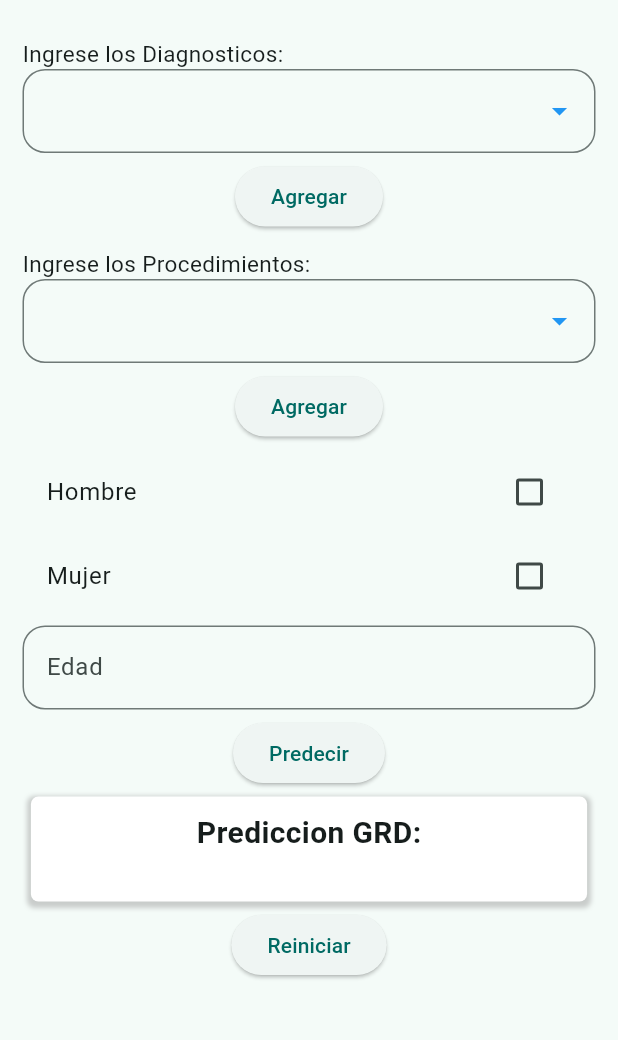
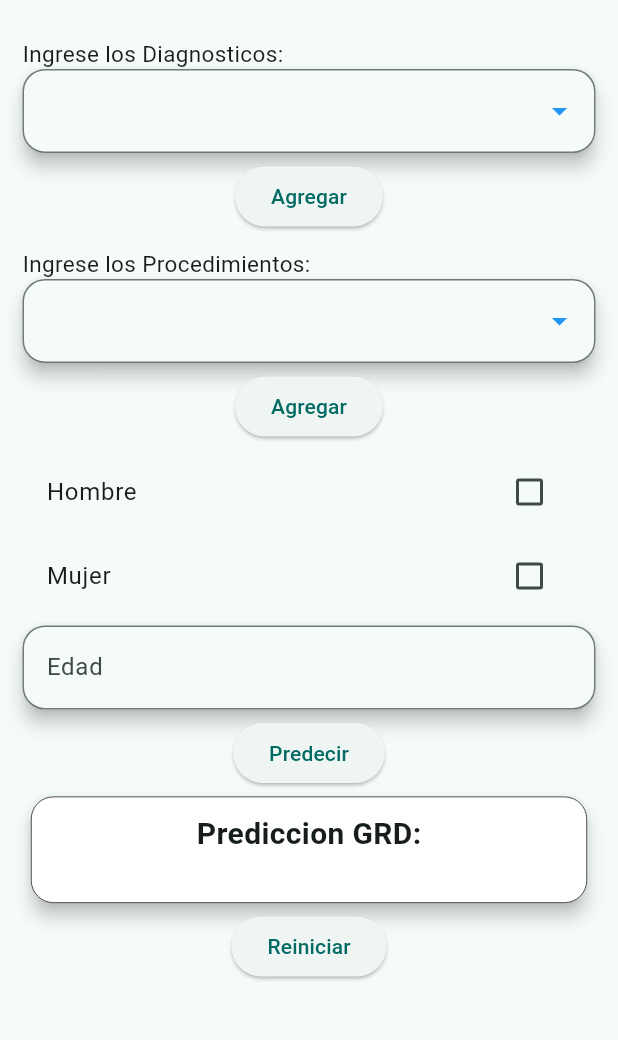
Before and after one commit to unknownMaaax/Calculadora_GRD, a Flutter app: the screen it shows after launch, after a tap on "Reiniciar", on a phone screen of 412 x 824 dp, the part 84-1124 px from its top. Run offline on Flutter 3.47's test engine with Material 2 defaults, Android fonts, the phone set to English and light mode, and no system bars; drawn by our look-alikes of dropdown_search; our stand-ins replace csv; missing offline and left inert: tflite_flutter.

Commit message:
app-grd 1.13 reset completo

```diff
--- a/lib/pages/screen_prueba.dart
+++ b/lib/pages/screen_prueba.dart
@@ -19,7 +19,7 @@ class NuevaScreen extends StatefulWidget {
 
 class _NuevaScreenState extends State<NuevaScreen> {
   double ed = 0.0;
-  // double sexo = 0.0;
+  double sexo = 0.0;
   String listaFinal = '';
   List<num> listSexo = [];
   List<num> listEdad = [];
@@ -32,8 +32,8 @@ class _NuevaScreenState extends State<NuevaScreen> {
   String descripcionGRD = '';
   final edad = TextEditingController();
 
-  // bool _valueHombre = false;
-  // bool _valueMujer = false;
+  bool _valueHombre = false;
+  bool _valueMujer = false;
 
   double? procedimiento;
 
@@ -172,7 +172,7 @@ class _NuevaScreenState extends State<NuevaScreen> {
   void reiniciarVariablesLocales() {
     setState(() {
       ed = 0.0;
-      // sexo = 0.0;
+      sexo = 0.0;
       listaFinal = '';
       listSexo = [];
       listEdad = [];
@@ -181,8 +181,8 @@ class _NuevaScreenState extends State<NuevaScreen> {
       probabilidad = '';
       codigoGRD = '';
       descripcionGRD = '';
-      // _valueHombre = false;
-      // _valueMujer = false;
+      _valueHombre = false;
+      _valueMujer = false;
     });
   }
 
@@ -194,8 +194,8 @@ class _NuevaScreenState extends State<NuevaScreen> {
         Provider.of<ProcedimientoModel>(context).diagnostico;
     List<num>? procedimiento =
         Provider.of<ProcedimientoModel>(context).procedimiento;
-    double? sexo = Provider.of<ProcedimientoModel>(context).sexo;
-    double? edad = Provider.of<ProcedimientoModel>(context).edad;
+    // double? sexo = Provider.of<ProcedimientoModel>(context).sexo;
+    // double? edad = Provider.of<ProcedimientoModel>(context).edad;
     // List<double> listaCodigosProcedimiento =
     //     Provider.of<ProcedimientoModel>(context).listaCodigosProcedimiento;
 
@@ -225,16 +225,38 @@ class _NuevaScreenState extends State<NuevaScreen> {
               ),
               const ProcedimientoDropdown(),
               const SizedBox(height: 5),
-              const SexoButtonState(),
+              // const SexoButtonState(),
+              CheckboxListTile(
+                title: const Text('Hombre'),
+                value: _valueHombre,
+                onChanged: (value) {
+                  setState(() {
+                    _valueHombre = value!;
+                    _valueMujer = false;
+                    sexo = value ? 1.0 : 0.0;
+                  });
+                },
+              ),
+              CheckboxListTile(
+                title: const Text('Mujer'),
+                value: _valueMujer,
+                onChanged: (value) {
+                  setState(() {
+                    _valueMujer = value!;
+                    _valueHombre = false;
+                    sexo = value ? 0.0 : 1.0;
+                  });
+                },
+              ),
               const SizedBox(height: 5),
-              const InputEdad(),
+              InputEdadScreen(edad: edad),
               const SizedBox(height: 5),
               Container(
                 // padding: const EdgeInsets.all(25),
                 alignment: Alignment.center,
                 child: ElevatedButton(
                   onPressed: () async {
-                    double? temp = edad;
+                    double? temp = double.tryParse(edad.text);
                     if (temp != null) {
                       ed = temp;
                     } else {
@@ -292,21 +314,18 @@ class _NuevaScreenState extends State<NuevaScreen> {
                 ),
               ),
               const SizedBox(height: 5),
-              Container(
-                  width: MediaQuery.of(context).size.width *
-                      0.9, // 90% del ancho de la pantalla
+              Material(
+                elevation: 5.0,
+                borderRadius: BorderRadius.circular(15.0),
+                child: Container(
+                  width: MediaQuery.of(context).size.width * 0.9,
                   padding: const EdgeInsets.all(10.0),
                   decoration: BoxDecoration(
                     color: Colors.white,
-                    borderRadius: BorderRadius.circular(5.0),
-                    boxShadow: [
-                      BoxShadow(
-                        color: Colors.grey.withOpacity(0.5),
-                        spreadRadius: 2,
-                        blurRadius: 2,
-                        offset: const Offset(0, 2),
-                      ),
-                    ],
+                    borderRadius: BorderRadius.circular(15.0),
+                    border: Border.all(
+                        color: const Color.fromARGB(255, 23, 23, 23),
+                        width: 0.5),
                   ),
                   child: Column(children: [
                     const Text(
@@ -315,11 +334,12 @@ class _NuevaScreenState extends State<NuevaScreen> {
                           fontSize: 20.0, fontWeight: FontWeight.bold),
                     ),
                     Text(
-                      listaFinal, // *'Probabilidad : $probabilidad',y el GRD obtenido y descripcion
-                      style: const TextStyle(
-                          fontSize: 15.0), // Tamaño de texto más grande
+                      listaFinal,
+                      style: const TextStyle(fontSize: 15.0),
                     ),
-                  ])),
+                  ]),
+                ),
+              ),
               const SizedBox(height: 5),
               ElevatedButton(
                 onPressed: () {
@@ -332,13 +352,15 @@ class _NuevaScreenState extends State<NuevaScreen> {
                   listSexo.clear();
                   listEdad.clear();
 
-                  edad = null;
+                  // ed = null;
                   setState(() {
                     listaFinal = '';
                   });
                   combinacionInput.clear();
                   primerDiagnostico = 0.0;
                   listPrimerDiagnostico.clear();
+                  reiniciarVariablesLocales();
+                  edad.clear();
 
                   print("presionado");
                   print("1: $listDiagnosticos");
@@ -350,6 +372,7 @@ class _NuevaScreenState extends State<NuevaScreen> {
                   print("5: $combinacionInput");
                   print("6: $primerDiagnostico");
                   print("7: $listPrimerDiagnostico");
+                  print("8: $edad");
                 },
                 child: const Text('Reiniciar'),
               )
@@ -376,3 +399,30 @@ class _NuevaScreenState extends State<NuevaScreen> {
     );
   }
 }
+
+class InputEdadScreen extends StatelessWidget {
+  const InputEdadScreen({
+    super.key,
+    required this.edad,
+  });
+
+  final TextEditingController edad;
+
+  @override
+  Widget build(BuildContext context) {
+    return Material(
+      elevation: 5.0,
+      borderRadius: BorderRadius.circular(15.0),
+      child: TextField(
+        controller: edad,
+        keyboardType: TextInputType.number,
+        decoration: InputDecoration(
+          border: OutlineInputBorder(
+            borderRadius: BorderRadius.circular(15.0),
+          ),
+          hintText: 'Edad',
+        ),
+      ),
+    );
+  }
+}
--- a/lib/widgets/diagnostico_text.dart
+++ b/lib/widgets/diagnostico_text.dart
@@ -83,7 +83,10 @@ class _DiagnosticoDropdownState extends State<DiagnosticoDropdown> {
     final procedimientoModel = Provider.of<ProcedimientoModel>(context);
     List<double> listaCodigos = procedimientoModel.listaCodigos;
     return Column(children: [
-      DropdownSearch<dynamic>(
+      Material(
+          elevation: 5.0,
+          borderRadius: BorderRadius.circular(15),
+          child: DropdownSearch<dynamic>(
             items: listDiagnosticos,
             onChanged: (value) {
               setState(() {
@@ -104,7 +107,7 @@ class _DiagnosticoDropdownState extends State<DiagnosticoDropdown> {
               )),
             ),
             selectedItem: itemSelected,
-      ),
+          )),
       const SizedBox(height: 5),
       ElevatedButton(
         onPressed: () async {
--- a/lib/widgets/edad_text.dart
+++ b/lib/widgets/edad_text.dart
@@ -12,15 +12,18 @@ class InputEdad extends StatefulWidget {
 }
 
 class _InputEdadState extends State<InputEdad> {
-  // late final TextEditingController edad;
+  final TextEditingController _controller = TextEditingController();
   @override
   Widget build(BuildContext context) {
-    // final procedimientoModel = Provider.of<ProcedimientoModel>(context);
+    final procedimientoModel = Provider.of<ProcedimientoModel>(context);
+    _controller.text = procedimientoModel.edad?.toString() ?? '';
+
     return TextField(
       onSubmitted: (value) {
         double edad = double.parse(value);
         Provider.of<ProcedimientoModel>(context, listen: false).setEdad(edad);
       },
+      controller: _controller,
       keyboardType: TextInputType.number,
       decoration: InputDecoration(
         border: OutlineInputBorder(
--- a/lib/widgets/model.dart
+++ b/lib/widgets/model.dart
@@ -22,18 +22,19 @@ class ProcedimientoModel extends ChangeNotifier {
   String? edadreset;
   List<double> listaCodigos = [];
   List<double> listaCodigosProcedimiento = [];
-  // bool _valueHombre = false;
-  // bool _valueMujer = false;
+  bool _valueHombre = false;
+  bool _valueMujer = false;
 
   double? get sexo => _sexo;
   double? get edad => _edad;
+  bool get valueHombre => _valueHombre;
+  bool get valueMujer => _valueMujer;
 
   void reset() {
     listaCodigos = [];
     listaCodigosProcedimiento = [];
     edadreset = '';
-    // _valueHombre = false;
-    // _valueMujer = false;
+    _edad = null;
   }
 
   void setSexo(double? sexoCodigos) {
--- a/lib/widgets/procedimiento_text.dart
+++ b/lib/widgets/procedimiento_text.dart
@@ -89,7 +89,10 @@ class _ProcedimientoDropdownState extends State<ProcedimientoDropdown> {
     return ChangeNotifierProvider(
         create: (context) => ProcedimientoModel(),
         child: Column(children: [
-          DropdownSearch<dynamic>(
+          Material(
+              elevation: 5.0,
+              borderRadius: BorderRadius.circular(15),
+              child: DropdownSearch<dynamic>(
                 items: listProcedimientos,
                 onChanged: (value) {
                   setState(() {
@@ -110,7 +113,7 @@ class _ProcedimientoDropdownState extends State<ProcedimientoDropdown> {
                   )),
                 ),
                 selectedItem: itemSelected,
-          ),
+              )),
           const SizedBox(height: 5),
           ElevatedButton(
             onPressed: () async {
--- a/lib/widgets/sexo_radiobutton.dart
+++ b/lib/widgets/sexo_radiobutton.dart
@@ -16,7 +16,6 @@ class _SexoButtonStateState extends State<SexoButtonState> {
   @override
   Widget build(BuildContext context) {
     final procedimientoModel = Provider.of<ProcedimientoModel>(context);
-
     return Column(
       children: [
         CheckboxListTile(
```
Lines whose indentation alone changed are shown as unchanged.
